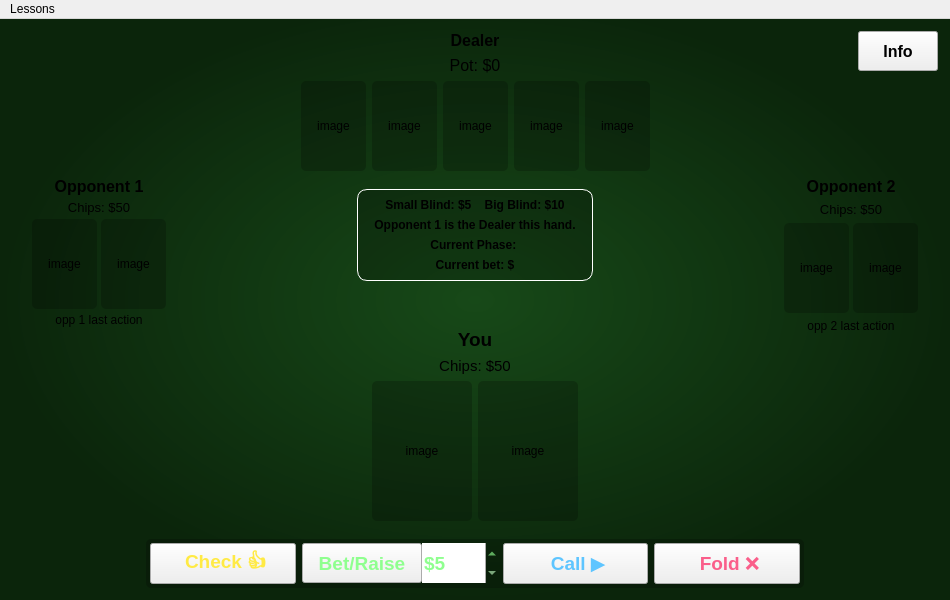
SinahiLeon/CS3505-Texas-Hold-em-Poker-Teacher, file PokerTeacher/view.ui: the form before one commit.
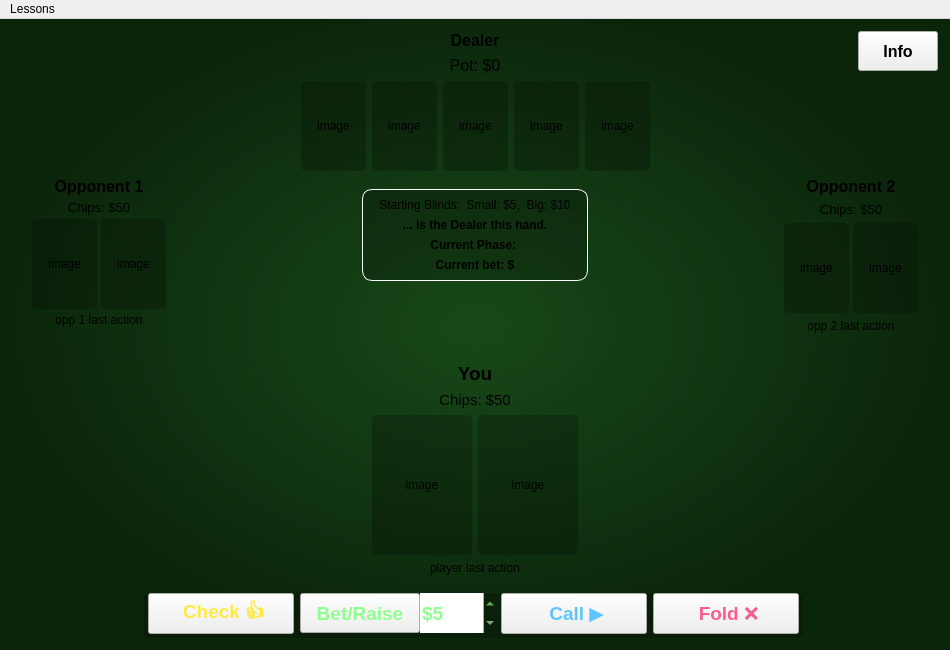
The form after the commit.

Diff of the .ui file:
```diff
--- a/PokerTeacher/view.ui
+++ b/PokerTeacher/view.ui
@@ -7,7 +7,7 @@
     <x>0</x>
     <y>0</y>
     <width>950</width>
-    <height>600</height>
+    <height>650</height>
    </rect>
   </property>
   <property name="minimumSize">
@@ -58,7 +58,7 @@
        <number>6</number>
       </property>
       <property name="bottomMargin">
-       <number>6</number>
+       <number>0</number>
       </property>
       <item row="1" column="0">
        <widget class="QWidget" name="opponent1" native="true">
@@ -745,7 +745,7 @@
           <number>0</number>
          </property>
          <property name="bottomMargin">
-          <number>0</number>
+          <number>6</number>
          </property>
          <item>
           <layout class="QHBoxLayout" name="horizontalLayout_8">
@@ -800,11 +800,11 @@
                 <property name="font">
                  <font>
                   <pointsize>9</pointsize>
-                  <bold>true</bold>
+                  <bold>false</bold>
                  </font>
                 </property>
                 <property name="text">
-                 <string>Small Blind: $5    Big Blind: $10</string>
+                 <string>Starting Blinds:  Small: $5,  Big: $10</string>
                 </property>
                 <property name="alignment">
                  <set>Qt::AlignmentFlag::AlignCenter</set>
@@ -819,7 +819,7 @@
                  </font>
                 </property>
                 <property name="text">
-                 <string>Opponent 1 is the Dealer this hand.</string>
+                 <string>... is the Dealer this hand.</string>
                 </property>
                 <property name="alignment">
                  <set>Qt::AlignmentFlag::AlignCenter</set>
@@ -884,7 +884,7 @@
            <property name="sizeHint" stdset="0">
             <size>
              <width>20</width>
-             <height>20</height>
+             <height>5</height>
             </size>
            </property>
           </spacer>
@@ -1050,6 +1050,16 @@
            </layout>
           </widget>
          </item>
+         <item>
+          <widget class="QLabel" name="playerLastAction">
+           <property name="text">
+            <string>player last action</string>
+           </property>
+           <property name="alignment">
+            <set>Qt::AlignmentFlag::AlignCenter</set>
+           </property>
+          </widget>
+         </item>
         </layout>
        </widget>
       </item>
@@ -1438,10 +1448,13 @@
       <property name="minimumSize">
        <size>
         <width>0</width>
-        <height>50</height>
+        <height>45</height>
        </size>
       </property>
       <layout class="QHBoxLayout" name="horizontalLayout" stretch="1,5,1">
+       <property name="leftMargin">
+        <number>6</number>
+       </property>
        <property name="topMargin">
         <number>6</number>
        </property>
@@ -1492,7 +1505,7 @@
            <number>4</number>
           </property>
           <property name="topMargin">
-           <number>4</number>
+           <number>0</number>
           </property>
           <property name="rightMargin">
            <number>4</number>
```
